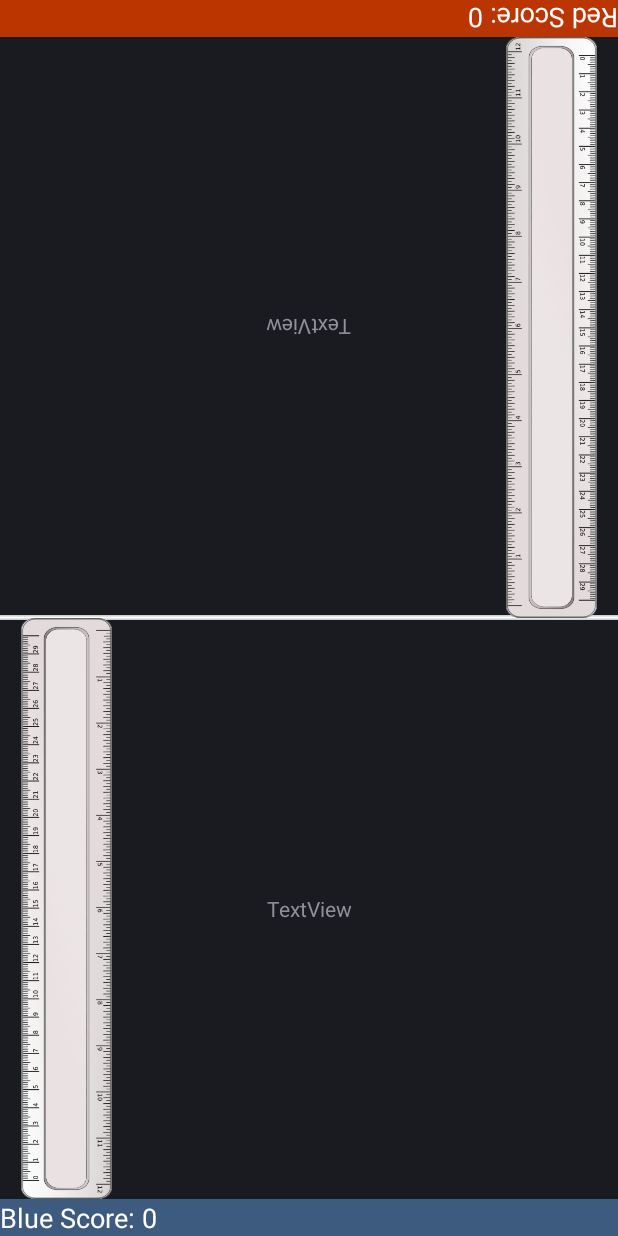
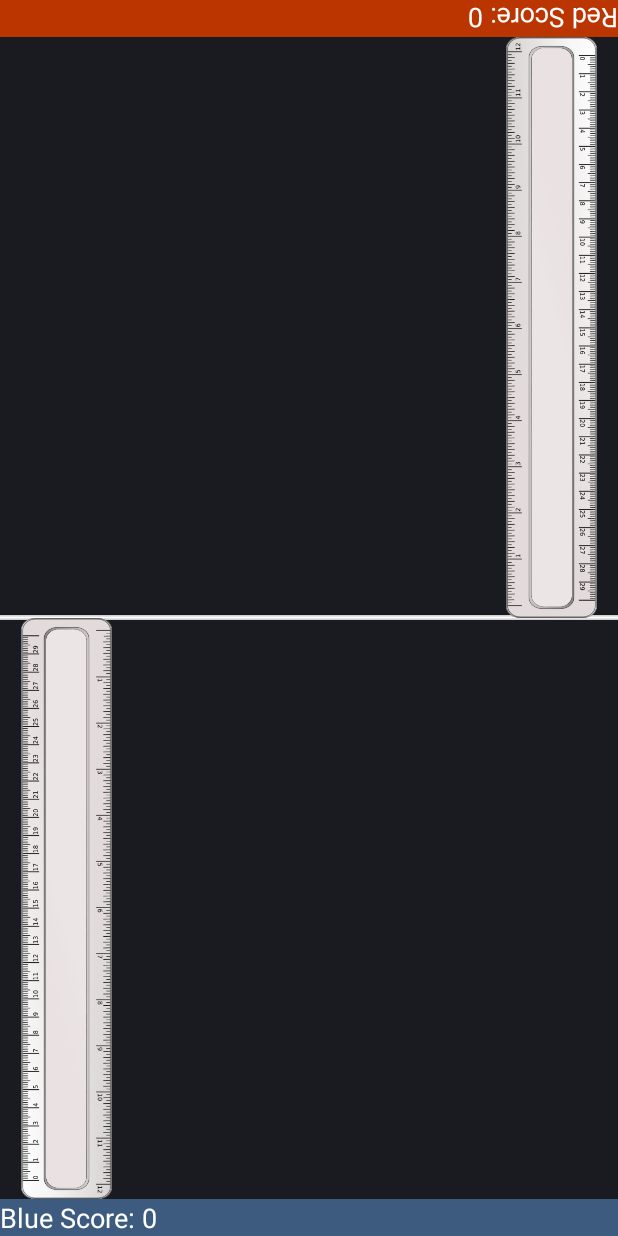
Before and after one commit to jacobsen9026/Reaction-Android4.4, an Android app: the screen it shows after launch (DropReaction), after a tap on "START GAME", on a phone screen of 412 x 824 dp. Run offline under Robolectric (Android 15) with nearby library versions, the phone set to English and light mode, and no system bars.

Commit message:
Remove starting textview text Increase textview text size

```diff
--- a/src/main/res/layout/minigame_dropreaction.xml
+++ b/src/main/res/layout/minigame_dropreaction.xml
@@ -80,7 +80,7 @@
                 android:focusable="false"
                 android:gravity="center_vertical|center_horizontal"
                 android:rotation="180"
-                android:text="TextView" />
+                android:textSize="30sp" />
 
             <LinearLayout
                 android:layout_width="match_parent"
@@ -152,7 +152,7 @@
                 android:layout_weight="1"
                 android:focusable="false"
                 android:gravity="center_vertical|center_horizontal"
-                android:text="TextView" />
+                android:textSize="30sp" />
 
             <LinearLayout
                 android:layout_width="match_parent"
```
